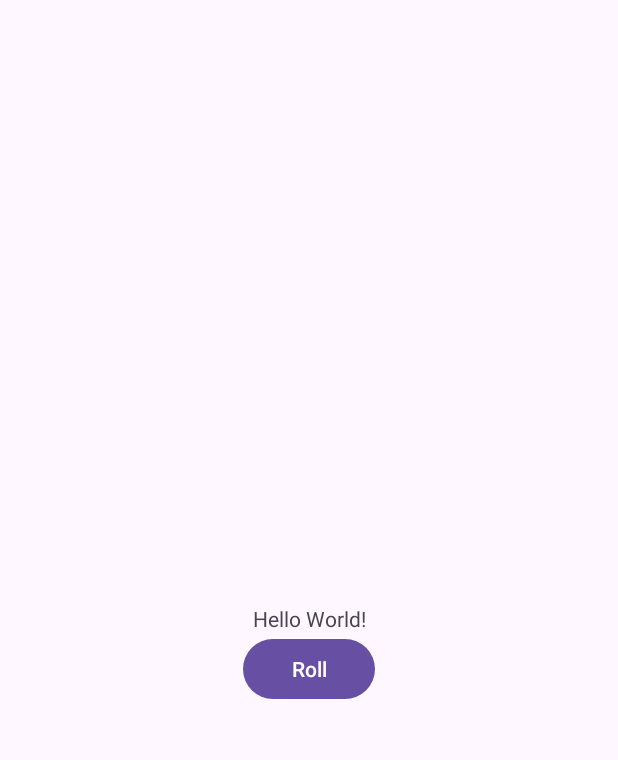
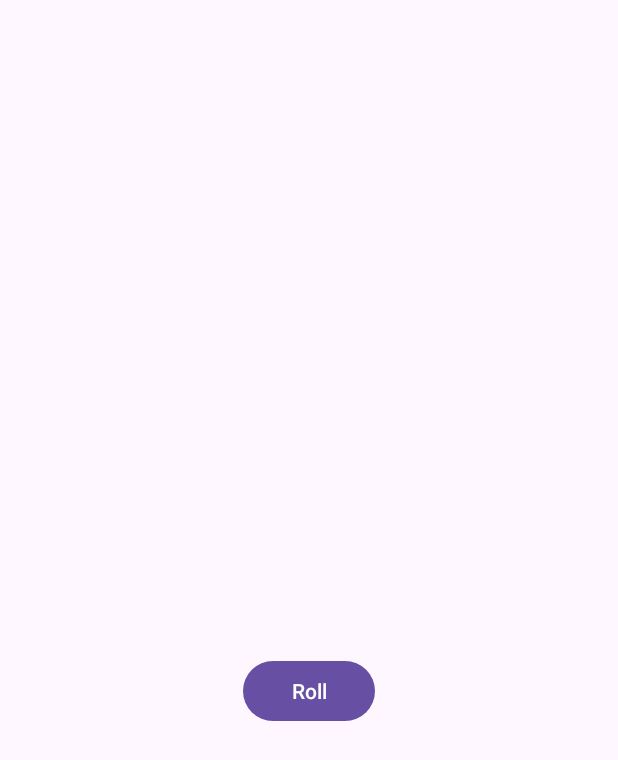
Before and after one commit to BogdanNegativ/DiceRoller, an Android app: the screen it shows after launch (MainActivity), on a phone screen of 412 x 824 dp. Shown: the top 760 px of the screen. Run offline under Robolectric (Android 15) with nearby library versions, the phone set to English and light mode, and no system bars.

Commit message:
Change TextView text

```diff
--- a/app/src/main/res/layout/activity_main.xml
+++ b/app/src/main/res/layout/activity_main.xml
@@ -10,11 +10,12 @@
         android:id="@+id/textView"
         android:layout_width="wrap_content"
         android:layout_height="wrap_content"
-        android:text="Hello World!"
+        android:textSize="36sp"
         app:layout_constraintBottom_toBottomOf="parent"
         app:layout_constraintEnd_toEndOf="parent"
         app:layout_constraintStart_toStartOf="parent"
-        app:layout_constraintTop_toTopOf="parent" />
+        app:layout_constraintTop_toTopOf="parent"
+        tools:text="1" />
 
     <Button
         android:id="@+id/button"
```
